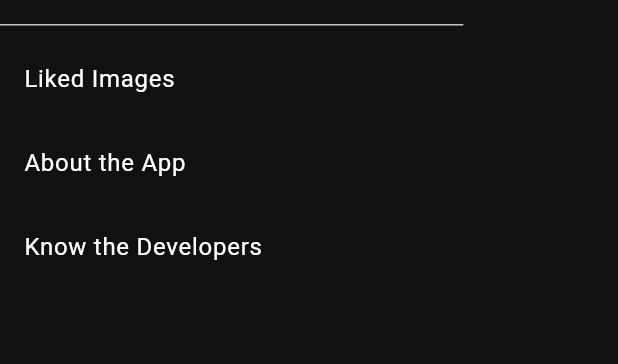
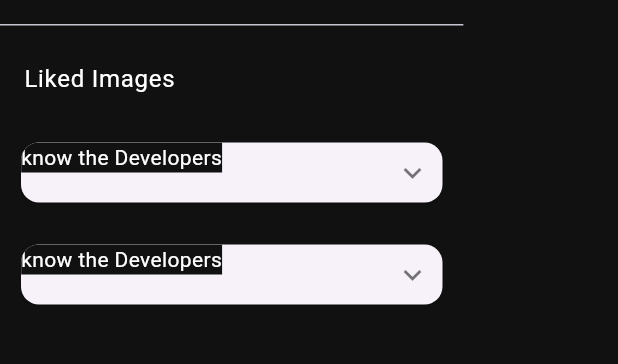
Before and after one commit to vihanagarwal18/walls, a Flutter app: the screen it shows after launch, after a tap on the "menu" icon, on a phone screen of 412 x 824 dp, the part 216-580 px from its top. Run offline on Flutter 3.47's test engine with Material 3 defaults, Android fonts, the phone set to English and light mode, and no system bars; drawn by our look-alikes of expandable, flutter_advanced_drawer; our stand-ins replace animated_text_kit, cached_network_image, dio, firebase_core, firebase_storage, flutter_cache_manager and 5 more; missing offline and left inert: async_wallpaper, floating_snackbar; accounts and stored records are empty; network calls fail; statements that could not run were skipped.

Commit message:
dropdown update 1

```diff
--- a/lib/homepage.dart
+++ b/lib/homepage.dart
@@ -10,6 +10,7 @@ import 'dart:convert';
 import 'package:flutter_advanced_drawer/flutter_advanced_drawer.dart';
 import 'package:cached_network_image/cached_network_image.dart';
 import 'package:animated_text_kit/animated_text_kit.dart';
+import 'package:expandable/expandable.dart';
 
 class Homepage extends StatefulWidget {
   const Homepage({super.key});
@@ -21,6 +22,14 @@ class Homepage extends StatefulWidget {
 class _HomepageState extends State<Homepage> {
   List<String> images_list = [];
   bool ww = false;
+  var list1=[
+    'Know the Developers',
+    'Vihan Agarwal',
+    'Gauransh Sharma'
+  ];
+  var list2=[
+
+  ];
 
   final _advancedDrawerController = AdvancedDrawerController();
   @override
@@ -63,36 +72,98 @@ class _HomepageState extends State<Homepage> {
               );
             },
           ),
-          ListTile(
-            title: Row(
-              children: [
-                Text(
-                    'About the App',
-                  style: TextStyle(
+          ExpandableNotifier(
+              child:Padding(
+                padding: EdgeInsets.all(10.0),
+                child: Card(
+                  clipBehavior: Clip.antiAlias,
+                  child: Column(
+                    children: <Widget>[
+                      ScrollOnExpand(
+                        theme: ExpandableThemeData.defaults,
+                        scrollOnExpand: true,
+                        scrollOnCollapse: false,
+                        child:ExpandablePanel(
+                          header: Text(
+                              'know the Developers',
+                              style:TextStyle(
                                 color: Colors.white,
+                                backgroundColor:Color.fromARGB(255, 17, 17, 17),
                               ),
+                          ),
+                          collapsed: Container(),//Text(
+                          //   'Know the Developers',
+                          //   style:TextStyle(
+                          //     color: Colors.white,
+                          //   ),
+                          // ),
+                          expanded: Text(
+                              'hello vihan',
+                              style:TextStyle(
+                                color: Colors.white,
+                              )
+                          ),
+                        ) ,
                       ),
                     ],
                   ),
-            onTap: (){
-              showAboutAppDialog_app(context);
-            },
                 ),
-          ListTile(
-            title: Row(
-              children: [
-                Text(
-                  'Know the Developers',
-                  style: TextStyle(
+              ),
+          ),
+          ExpandableNotifier(
+            child:Padding(
+              padding: EdgeInsets.all(10.0),
+              child: Card(
+                clipBehavior: Clip.antiAlias,
+                child: Column(
+                  children: <Widget>[
+                    ScrollOnExpand(
+                      theme: ExpandableThemeData.defaults,
+                      scrollOnExpand: true,
+                      scrollOnCollapse: false,
+                      child:ExpandablePanel(
+                        header: Text(
+                          'know the Developers',
+                          style:TextStyle(
                             color: Colors.white,
+                            backgroundColor:Color.fromARGB(255, 17, 17, 17),
                           ),
+                        ),
+                        collapsed: Container(),//Text(
+                        //   'Know the Developers',
+                        //   style:TextStyle(
+                        //     color: Colors.white,
+                        //   ),
+                        // ),
+                        expanded: Text(
+                            'hello vihan',
+                            style:TextStyle(
+                              color: Colors.white,
+                            )
+                        ),
+                      ) ,
                     ),
                   ],
                 ),
-            onTap: (){
-              showAboutAppDialog_developer(context);
-            },
               ),
+            ),
+          ),
+
+          // ListTile(
+          //   title: Row(
+          //     children: [
+          //       Text(
+          //         'Know the Developers',
+          //         style: TextStyle(
+          //           color: Colors.white,
+          //         ),
+          //       ),
+          //     ],
+          //   ),
+          //   onTap: (){
+          //     showAboutAppDialog_developer(context);
+          //   },
+          // ),
         ],
       ),
       child: RefreshIndicator(
@@ -257,84 +328,6 @@ class _HomepageState extends State<Homepage> {
 
     _advancedDrawerController.showDrawer();
   }
-  void showAboutAppDialog_app(BuildContext context) {
-    showDialog(
-      context: context,
-      builder: (BuildContext context) {
-        return Dialog(
-          child: Container(
-            padding: EdgeInsets.all(16.0),
-            child: Column(
-              mainAxisSize: MainAxisSize.min,
-              children: [
-                Text(
-                  'About the App',
-                  style: TextStyle(
-                    fontWeight: FontWeight.bold,
-                    fontSize: 18.0,
-                  ),
-                ),
-                SizedBox(height: 10.0),
-                Text(
-                  'Your text goes here',
-                  style: TextStyle(
-                    fontSize: 16.0,
-                  ),
-                ),
-                SizedBox(height: 20.0),
-                // Add more content or buttons as needed
-                ElevatedButton(
-                  onPressed: () {
-                    Navigator.pop(context); // Close the dialog
-                  },
-                  child: Text('Close'),
-                ),
-              ],
-            ),
-          ),
-        );
-      },
-    );
-  }
-  void showAboutAppDialog_developer(BuildContext context) {
-    showDialog(
-      context: context,
-      builder: (BuildContext context) {
-        return Dialog(
-          child: Container(
-            padding: EdgeInsets.all(16.0),
-            child: Column(
-              mainAxisSize: MainAxisSize.min,
-              children: [
-                Text(
-                  'Know the Developers',
-                  style: TextStyle(
-                    fontWeight: FontWeight.bold,
-                    fontSize: 18.0,
-                  ),
-                ),
-                SizedBox(height: 10.0),
-                Text(
-                  'Your text goes here',
-                  style: TextStyle(
-                    fontSize: 16.0,
-                  ),
-                ),
-                SizedBox(height: 20.0),
-                // Add more content or buttons as needed
-                ElevatedButton(
-                  onPressed: () {
-                    Navigator.pop(context); // Close the dialog
-                  },
-                  child: Text('Close'),
-                ),
-              ],
-            ),
-          ),
-        );
-      },
-    );
-  }
   Widget heading() {
   return Center(
     child: ww == false
--- a/pubspec.yaml
+++ b/pubspec.yaml
@@ -44,6 +44,7 @@ dependencies:
   animated_text_kit: ^4.2.2
   cached_network_image: ^3.2.0
   floating_snackbar: ^1.0.3+1
+  expandable: ^5.0.1
 
 
 
```
Also changed, not shown: lib/fullscreen_image.dart (+8 -2 lines), pubspec.lock. Lines whose indentation alone changed are shown as unchanged.
